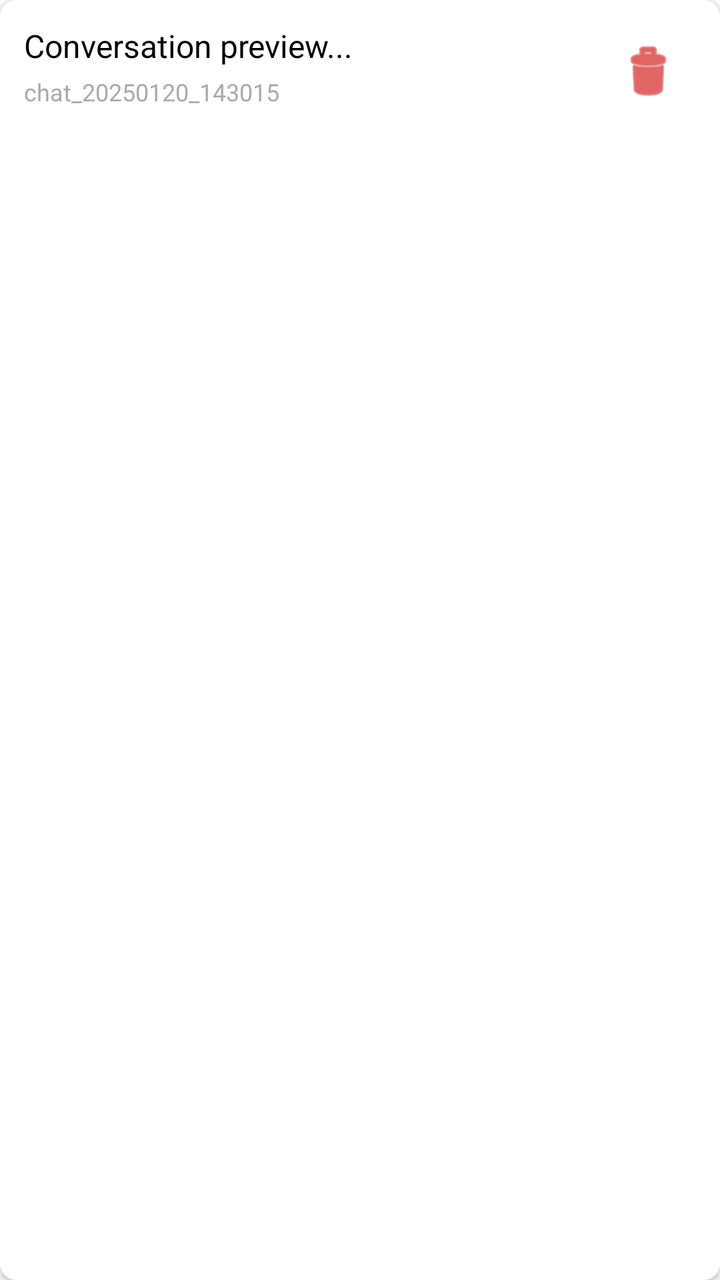
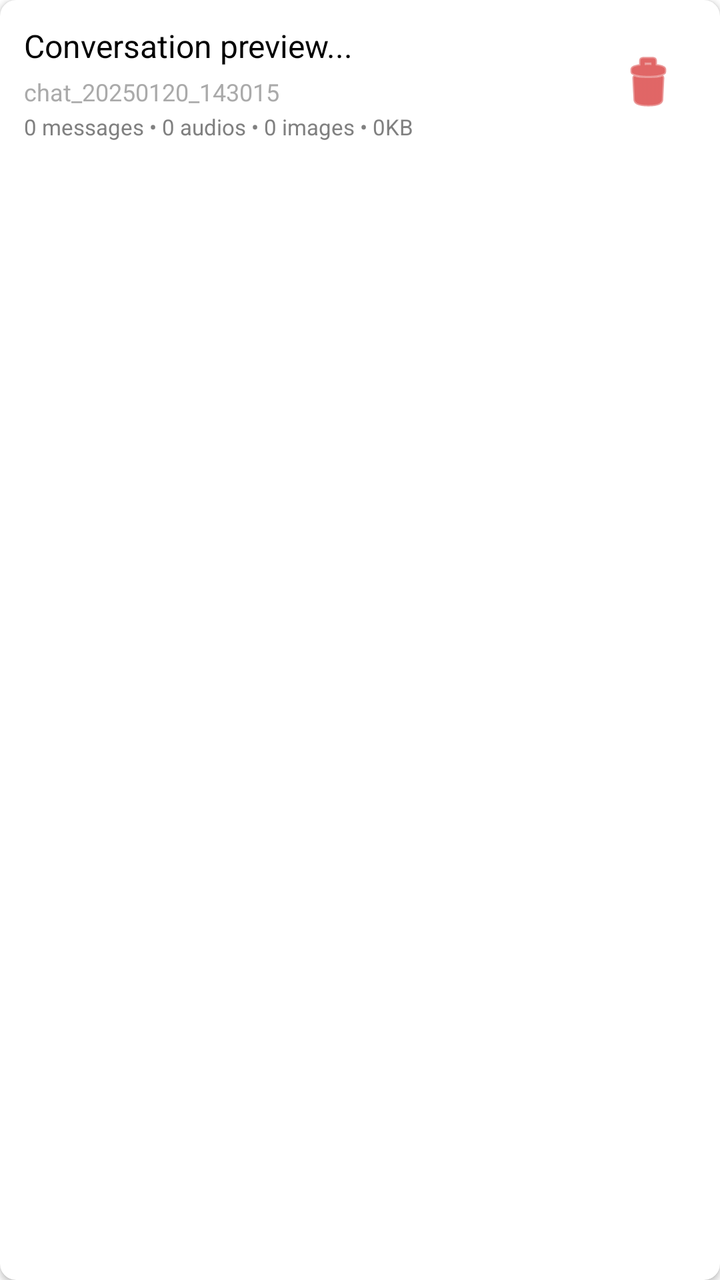

Two renders of the same Android screen: before a commit and after it. Below are the layout's source before the change and the commit's diff.
<!-- AndroidManifest.xml: application theme Theme.OfflineAI -->
<!-- res/layout/item_chat_history.xml -->
<?xml version="1.0" encoding="utf-8"?>
<androidx.cardview.widget.CardView xmlns:android="http://schemas.android.com/apk/res/android"
    xmlns:app="http://schemas.android.com/apk/res-auto"
    android:layout_width="match_parent"
    android:layout_height="wrap_content"
    android:layout_margin="8dp"
    app:cardCornerRadius="8dp"
    app:cardElevation="2dp">

    <LinearLayout
        android:layout_width="match_parent"
        android:layout_height="wrap_content"
        android:orientation="horizontal"
        android:padding="12dp">

        <LinearLayout
            android:layout_width="0dp"
            android:layout_height="wrap_content"
            android:layout_weight="1"
            android:orientation="vertical">

            
            <TextView
                android:id="@+id/textViewPreview"
                android:layout_width="match_parent"
                android:layout_height="wrap_content"
                android:textSize="16sp"
                android:textColor="@android:color/black"
                android:maxLines="2"
                android:ellipsize="end"
                android:text="Conversation preview..." />

            
            <TextView
                android:id="@+id/textViewFolderName"
                android:layout_width="match_parent"
                android:layout_height="wrap_content"
                android:layout_marginTop="4dp"
                android:textSize="12sp"
                android:textColor="@android:color/darker_gray"
                android:text="chat_20250120_143015" />

        </LinearLayout>

        
        <ImageButton
            android:id="@+id/buttonDelete"
            android:layout_width="48dp"
            android:layout_height="48dp"
            android:layout_gravity="center_vertical"
            android:background="?attr/selectableItemBackgroundBorderless"
            android:src="@android:drawable/ic_menu_delete"
            android:contentDescription="@string/chat_history_item_delete"
            android:tint="@android:color/holo_red_dark" />

    </LinearLayout>

</androidx.cardview.widget.CardView>
<!-- resources referenced by this layout -->
<resources>
  <string name="chat_history_item_delete">删除</string>
  <style name="Theme.OfflineAI" parent="Theme.MaterialComponents.DayNight.DarkActionBar">
          
          <item name="colorPrimary">@color/purple_500</item>
          <item name="colorPrimaryVariant">@color/purple_700</item>
          <item name="colorOnPrimary">@color/white</item>
          
          <item name="colorSecondary">@color/teal_200</item>
          <item name="colorSecondaryVariant">@color/teal_700</item>
          <item name="colorOnSecondary">@color/black</item>
          
          <item name="android:statusBarColor" tools:targetApi="l">?attr/colorPrimaryVariant</item>
          
      </style>
</resources>

<!-- the commit's change to res/layout/item_chat_history.xml (unified diff, before → after) -->
@@ -40,6 +40,16 @@
                 android:textColor="@android:color/darker_gray"
                 android:text="chat_20250120_143015" />
 
+            
+            <TextView
+                android:id="@+id/textViewStats"
+                android:layout_width="match_parent"
+                android:layout_height="wrap_content"
+                android:layout_marginTop="2dp"
+                android:textSize="11sp"
+                android:textColor="@android:color/tertiary_text_light"
+                android:text="0 messages • 0 audios • 0 images • 0KB" />
+
         </LinearLayout>
 
         
